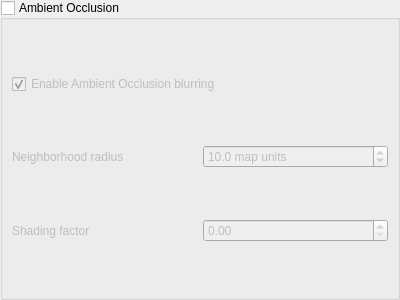
This is src/ui/3d/ambientocclusionsettingswidget.ui in qgis/QGIS as Qt 5 draws it before an edit. The edited form follows.
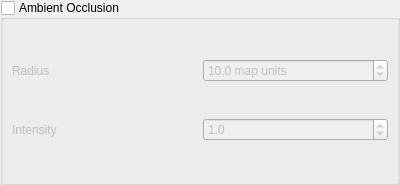
This is the edited form. Custom widgets are drawn as their Qt base class.

Commit message: Clean up ssao parameters and GUI, add intensity parameter

```diff
--- a/src/ui/3d/ambientocclusionsettingswidget.ui
+++ b/src/ui/3d/ambientocclusionsettingswidget.ui
@@ -7,7 +7,7 @@
     <x>0</x>
     <y>0</y>
     <width>400</width>
-    <height>300</height>
+    <height>185</height>
    </rect>
   </property>
   <layout class="QGridLayout" name="gridLayout_2">
@@ -35,32 +35,34 @@
       <bool>false</bool>
      </property>
      <layout class="QGridLayout" name="gridLayout">
-      <item row="2" column="0">
-       <widget class="QLabel" name="label">
-        <property name="text">
-         <string>Shading factor</string>
-        </property>
-       </widget>
-      </item>
-      <item row="0" column="0" colspan="2">
-       <widget class="QCheckBox" name="mAmbientOcclusionBlurCheckbox">
-        <property name="text">
-         <string>Enable Ambient Occlusion blurring</string>
-        </property>
-        <property name="checked">
-         <bool>true</bool>
-        </property>
-       </widget>
-      </item>
-      <item row="2" column="1">
-       <widget class="QgsDoubleSpinBox" name="mShadingFactorSpinBox">
-        <property name="maximum">
-         <double>100000.000000000000000</double>
-        </property>
-       </widget>
-      </item>
       <item row="1" column="1">
-       <widget class="QgsDoubleSpinBox" name="mRadiusParameterSpinBox">
+       <widget class="QgsDoubleSpinBox" name="mIntensitySpinBox">
+        <property name="decimals">
+         <number>1</number>
+        </property>
+        <property name="minimum">
+         <double>0.100000000000000</double>
+        </property>
+        <property name="maximum">
+         <double>3.000000000000000</double>
+        </property>
+        <property name="singleStep">
+         <double>0.100000000000000</double>
+        </property>
+        <property name="value">
+         <double>1.000000000000000</double>
+        </property>
+       </widget>
+      </item>
+      <item row="1" column="0">
+       <widget class="QLabel" name="label">
+        <property name="text">
+         <string>Intensity</string>
+        </property>
+       </widget>
+      </item>
+      <item row="0" column="1">
+       <widget class="QgsDoubleSpinBox" name="mRadiusSpinBox">
         <property name="suffix">
          <string> map units</string>
         </property>
@@ -81,10 +83,10 @@
         </property>
        </widget>
       </item>
-      <item row="1" column="0">
+      <item row="0" column="0">
        <widget class="QLabel" name="label_3">
         <property name="text">
-         <string>Neighborhood radius</string>
+         <string>Radius</string>
         </property>
        </widget>
       </item>
```
Left out of the diff: 5 changed lines with no effect on the pictures. The commit also changes 10 other files.
